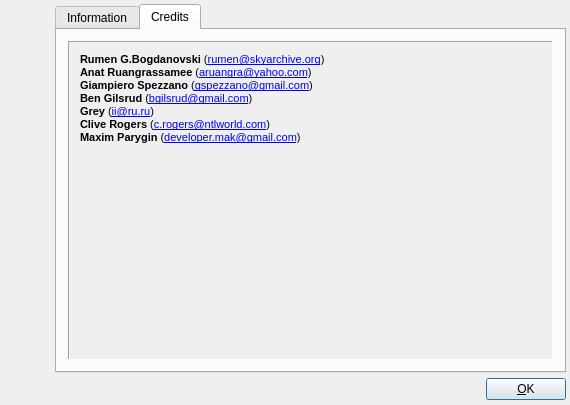
First picture: the form in lin_guider/ui/about.ui, repository rumengb/lin_guider, before the edit.
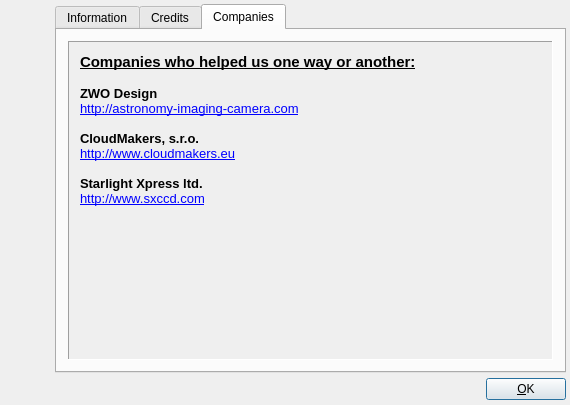
Second picture: the form after the edit. The open tabs and pages were chosen to show the change. Icons and pictures are not drawn.

Commit message: add companies in the about dalog

```diff
--- a/lin_guider/ui/about.ui
+++ b/lin_guider/ui/about.ui
@@ -125,8 +125,8 @@
            <rect>
             <x>0</x>
             <y>0</y>
-            <width>153</width>
-            <height>187</height>
+            <width>404</width>
+            <height>311</height>
            </rect>
           </property>
           <layout class="QGridLayout" name="gridLayout_4">
@@ -136,14 +136,79 @@
               <string>&lt;!DOCTYPE HTML PUBLIC &quot;-//W3C//DTD HTML 4.0//EN&quot; &quot;http://www.w3.org/TR/REC-html40/strict.dtd&quot;&gt;
 &lt;html&gt;&lt;head&gt;&lt;meta name=&quot;qrichtext&quot; content=&quot;1&quot; /&gt;&lt;style type=&quot;text/css&quot;&gt;
 p, li { white-space: pre-wrap; }
-&lt;/style&gt;&lt;/head&gt;&lt;body style=&quot; font-family:'Tahoma'; font-size:8pt; font-weight:400; font-style:normal;&quot;&gt;
-&lt;p style=&quot; margin-top:0px; margin-bottom:0px; margin-left:0px; margin-right:0px; -qt-block-indent:0; text-indent:0px;&quot;&gt;&lt;span style=&quot; font-weight:600;&quot;&gt;Rumen G.Bogdanovski&lt;/span&gt; (&lt;a href=&quot;mailto:rumen@skyarchive.org&quot;&gt;&lt;span style=&quot; text-decoration: underline; color:#0000ff;&quot;&gt;rumen@skyarchive.org&lt;/span&gt;&lt;/a&gt;)&lt;/p&gt;
-&lt;p style=&quot; margin-top:0px; margin-bottom:0px; margin-left:0px; margin-right:0px; -qt-block-indent:0; text-indent:0px;&quot;&gt;&lt;span style=&quot; font-weight:600;&quot;&gt;Anat Ruangrassamee&lt;/span&gt; (&lt;a href=&quot;mailto:aruangra@yahoo.com&quot;&gt;&lt;span style=&quot; text-decoration: underline; color:#0000ff;&quot;&gt;aruangra@yahoo.com&lt;/span&gt;&lt;/a&gt;)&lt;/p&gt;
-&lt;p style=&quot; margin-top:0px; margin-bottom:0px; margin-left:0px; margin-right:0px; -qt-block-indent:0; text-indent:0px;&quot;&gt;&lt;span style=&quot; font-weight:600;&quot;&gt;Giampiero Spezzano&lt;/span&gt; (&lt;a href=&quot;mailto:gspezzano@gmail.com&quot;&gt;&lt;span style=&quot; text-decoration: underline; color:#0000ff;&quot;&gt;gspezzano@gmail.com&lt;/span&gt;&lt;/a&gt;)&lt;/p&gt;
-&lt;p style=&quot; margin-top:0px; margin-bottom:0px; margin-left:0px; margin-right:0px; -qt-block-indent:0; text-indent:0px;&quot;&gt;&lt;span style=&quot; font-weight:600;&quot;&gt;Ben Gilsrud&lt;/span&gt; (&lt;a href=&quot;mailto:bgilsrud@gmail.com&quot;&gt;&lt;span style=&quot; text-decoration: underline; color:#0000ff;&quot;&gt;bgilsrud@gmail.com&lt;/span&gt;&lt;/a&gt;)&lt;/p&gt;
-&lt;p style=&quot; margin-top:0px; margin-bottom:0px; margin-left:0px; margin-right:0px; -qt-block-indent:0; text-indent:0px;&quot;&gt;&lt;span style=&quot; font-weight:600;&quot;&gt;Grey&lt;/span&gt; (&lt;a href=&quot;mailto:ii@ru.ru&quot;&gt;&lt;span style=&quot; text-decoration: underline; color:#0000ff;&quot;&gt;ii@ru.ru&lt;/span&gt;&lt;/a&gt;)&lt;/p&gt;
-&lt;p style=&quot; margin-top:0px; margin-bottom:0px; margin-left:0px; margin-right:0px; -qt-block-indent:0; text-indent:0px;&quot;&gt;&lt;span style=&quot; font-weight:600;&quot;&gt;Clive Rogers&lt;/span&gt; (&lt;a href=&quot;mailto:c.rogers@ntlworld.com&quot;&gt;&lt;span style=&quot; text-decoration: underline; color:#0000ff;&quot;&gt;c.rogers@ntlworld.com&lt;/span&gt;&lt;/a&gt;)&lt;/p&gt;
-&lt;p style=&quot; margin-top:0px; margin-bottom:0px; margin-left:0px; margin-right:0px; -qt-block-indent:0; text-indent:0px;&quot;&gt;&lt;span style=&quot; font-weight:600;&quot;&gt;Maxim Parygin&lt;/span&gt; (&lt;a href=&quot;mailto:developer.mak@gmail.com&quot;&gt;&lt;span style=&quot; text-decoration: underline; color:#0000ff;&quot;&gt;developer.mak@gmail.com&lt;/span&gt;&lt;/a&gt;)&lt;/p&gt;&lt;/body&gt;&lt;/html&gt;</string>
+&lt;/style&gt;&lt;/head&gt;&lt;body style=&quot; font-family:'Ubuntu'; font-size:11pt; font-weight:400; font-style:normal;&quot;&gt;
+&lt;p style=&quot; margin-top:0px; margin-bottom:0px; margin-left:0px; margin-right:0px; -qt-block-indent:0; text-indent:0px;&quot;&gt;&lt;span style=&quot; font-family:'Tahoma'; font-size:10pt; font-weight:600; text-decoration: underline;&quot;&gt;Core developers&lt;/span&gt;&lt;span style=&quot; font-family:'Tahoma'; font-size:10pt; font-weight:600;&quot;&gt;:&lt;/span&gt;&lt;/p&gt;
+&lt;p style=&quot; margin-top:0px; margin-bottom:0px; margin-left:0px; margin-right:0px; -qt-block-indent:0; text-indent:0px;&quot;&gt;&lt;span style=&quot; font-family:'Tahoma'; font-size:8pt; font-weight:600;&quot;&gt;Andew Stepanenko &lt;/span&gt;&lt;span style=&quot; font-family:'Tahoma'; font-size:8pt;&quot;&gt;(&lt;/span&gt;&lt;a href=&quot;mailto:galaxy_master@mail.ru&quot;&gt;&lt;span style=&quot; font-family:'Tahoma'; font-size:8pt; text-decoration: underline; color:#0000ff;&quot;&gt;galaxy_master@mail.ru&lt;/span&gt;&lt;/a&gt;&lt;span style=&quot; font-family:'Tahoma'; font-size:8pt;&quot;&gt;)&lt;/span&gt;&lt;/p&gt;
+&lt;p style=&quot; margin-top:0px; margin-bottom:0px; margin-left:0px; margin-right:0px; -qt-block-indent:0; text-indent:0px;&quot;&gt;&lt;span style=&quot; font-family:'Tahoma'; font-size:8pt; font-weight:600;&quot;&gt;Rumen G.Bogdanovski&lt;/span&gt;&lt;span style=&quot; font-family:'Tahoma'; font-size:8pt;&quot;&gt; (&lt;/span&gt;&lt;a href=&quot;mailto:rumen@skyarchive.org&quot;&gt;&lt;span style=&quot; font-family:'Tahoma'; font-size:8pt; text-decoration: underline; color:#0000ff;&quot;&gt;rumen@skyarchive.org&lt;/span&gt;&lt;/a&gt;&lt;span style=&quot; font-family:'Tahoma'; font-size:8pt;&quot;&gt;)&lt;/span&gt;&lt;/p&gt;
+&lt;p style=&quot;-qt-paragraph-type:empty; margin-top:0px; margin-bottom:0px; margin-left:0px; margin-right:0px; -qt-block-indent:0; text-indent:0px; font-family:'Tahoma'; font-size:8pt;&quot;&gt;&lt;br /&gt;&lt;/p&gt;
+&lt;p style=&quot; margin-top:0px; margin-bottom:0px; margin-left:0px; margin-right:0px; -qt-block-indent:0; text-indent:0px;&quot;&gt;&lt;span style=&quot; font-family:'Tahoma'; font-size:10pt; font-weight:600; text-decoration: underline;&quot;&gt;Contributors and testers:&lt;/span&gt;&lt;/p&gt;
+&lt;p style=&quot; margin-top:0px; margin-bottom:0px; margin-left:0px; margin-right:0px; -qt-block-indent:0; text-indent:0px;&quot;&gt;&lt;span style=&quot; font-family:'Tahoma'; font-size:8pt; font-weight:600;&quot;&gt;Anat Ruangrassamee&lt;/span&gt;&lt;span style=&quot; font-family:'Tahoma'; font-size:8pt;&quot;&gt; (&lt;/span&gt;&lt;a href=&quot;mailto:aruangra@yahoo.com&quot;&gt;&lt;span style=&quot; font-family:'Tahoma'; font-size:8pt; text-decoration: underline; color:#0000ff;&quot;&gt;aruangra@yahoo.com&lt;/span&gt;&lt;/a&gt;&lt;span style=&quot; font-family:'Tahoma'; font-size:8pt;&quot;&gt;)&lt;/span&gt;&lt;/p&gt;
+&lt;p style=&quot; margin-top:0px; margin-bottom:0px; margin-left:0px; margin-right:0px; -qt-block-indent:0; text-indent:0px;&quot;&gt;&lt;span style=&quot; font-family:'Tahoma'; font-size:8pt; font-weight:600;&quot;&gt;Giampiero Spezzano&lt;/span&gt;&lt;span style=&quot; font-family:'Tahoma'; font-size:8pt;&quot;&gt; (&lt;/span&gt;&lt;a href=&quot;mailto:gspezzano@gmail.com&quot;&gt;&lt;span style=&quot; font-family:'Tahoma'; font-size:8pt; text-decoration: underline; color:#0000ff;&quot;&gt;gspezzano@gmail.com&lt;/span&gt;&lt;/a&gt;&lt;span style=&quot; font-family:'Tahoma'; font-size:8pt;&quot;&gt;)&lt;/span&gt;&lt;/p&gt;
+&lt;p style=&quot; margin-top:0px; margin-bottom:0px; margin-left:0px; margin-right:0px; -qt-block-indent:0; text-indent:0px;&quot;&gt;&lt;span style=&quot; font-family:'Tahoma'; font-size:8pt; font-weight:600;&quot;&gt;Ben Gilsrud&lt;/span&gt;&lt;span style=&quot; font-family:'Tahoma'; font-size:8pt;&quot;&gt; (&lt;/span&gt;&lt;a href=&quot;mailto:bgilsrud@gmail.com&quot;&gt;&lt;span style=&quot; font-family:'Tahoma'; font-size:8pt; text-decoration: underline; color:#0000ff;&quot;&gt;bgilsrud@gmail.com&lt;/span&gt;&lt;/a&gt;&lt;span style=&quot; font-family:'Tahoma'; font-size:8pt;&quot;&gt;)&lt;/span&gt;&lt;/p&gt;
+&lt;p style=&quot; margin-top:0px; margin-bottom:0px; margin-left:0px; margin-right:0px; -qt-block-indent:0; text-indent:0px;&quot;&gt;&lt;span style=&quot; font-family:'Tahoma'; font-size:8pt; font-weight:600;&quot;&gt;Grey&lt;/span&gt;&lt;span style=&quot; font-family:'Tahoma'; font-size:8pt;&quot;&gt; (&lt;/span&gt;&lt;a href=&quot;mailto:ii@ru.ru&quot;&gt;&lt;span style=&quot; font-family:'Tahoma'; font-size:8pt; text-decoration: underline; color:#0000ff;&quot;&gt;ii@ru.ru&lt;/span&gt;&lt;/a&gt;&lt;span style=&quot; font-family:'Tahoma'; font-size:8pt;&quot;&gt;)&lt;/span&gt;&lt;/p&gt;
+&lt;p style=&quot; margin-top:0px; margin-bottom:0px; margin-left:0px; margin-right:0px; -qt-block-indent:0; text-indent:0px;&quot;&gt;&lt;span style=&quot; font-family:'Tahoma'; font-size:8pt; font-weight:600;&quot;&gt;Clive Rogers&lt;/span&gt;&lt;span style=&quot; font-family:'Tahoma'; font-size:8pt;&quot;&gt; (&lt;/span&gt;&lt;a href=&quot;mailto:c.rogers@ntlworld.com&quot;&gt;&lt;span style=&quot; font-family:'Tahoma'; font-size:8pt; text-decoration: underline; color:#0000ff;&quot;&gt;c.rogers@ntlworld.com&lt;/span&gt;&lt;/a&gt;&lt;span style=&quot; font-family:'Tahoma'; font-size:8pt;&quot;&gt;)&lt;/span&gt;&lt;/p&gt;
+&lt;p style=&quot; margin-top:0px; margin-bottom:0px; margin-left:0px; margin-right:0px; -qt-block-indent:0; text-indent:0px;&quot;&gt;&lt;span style=&quot; font-family:'Tahoma'; font-size:8pt; font-weight:600;&quot;&gt;Maxim Parygin&lt;/span&gt;&lt;span style=&quot; font-family:'Tahoma'; font-size:8pt;&quot;&gt; (&lt;/span&gt;&lt;a href=&quot;mailto:developer.mak@gmail.com&quot;&gt;&lt;span style=&quot; font-family:'Tahoma'; font-size:8pt; text-decoration: underline; color:#0000ff;&quot;&gt;developer.mak@gmail.com&lt;/span&gt;&lt;/a&gt;&lt;span style=&quot; font-family:'Tahoma'; font-size:8pt;&quot;&gt;)&lt;/span&gt;&lt;/p&gt;&lt;/body&gt;&lt;/html&gt;</string>
+             </property>
+             <property name="alignment">
+              <set>Qt::AlignLeading|Qt::AlignLeft|Qt::AlignTop</set>
+             </property>
+             <property name="wordWrap">
+              <bool>true</bool>
+             </property>
+             <property name="openExternalLinks">
+              <bool>true</bool>
+             </property>
+             <property name="textInteractionFlags">
+              <set>Qt::LinksAccessibleByMouse</set>
+             </property>
+            </widget>
+           </item>
+          </layout>
+         </widget>
+        </widget>
+       </item>
+      </layout>
+     </widget>
+     <widget class="QWidget" name="tab_Companies">
+      <attribute name="title">
+       <string>Companies</string>
+      </attribute>
+      <layout class="QGridLayout" name="gridLayout_6">
+       <item row="0" column="0">
+        <widget class="QScrollArea" name="scrollArea_Companies">
+         <property name="frameShape">
+          <enum>QFrame::Panel</enum>
+         </property>
+         <property name="widgetResizable">
+          <bool>true</bool>
+         </property>
+         <widget class="QWidget" name="scrollAreaWidgetContents_3">
+          <property name="geometry">
+           <rect>
+            <x>0</x>
+            <y>0</y>
+            <width>404</width>
+            <height>311</height>
+           </rect>
+          </property>
+          <layout class="QGridLayout" name="gridLayout_5">
+           <item row="0" column="0">
+            <widget class="QLabel" name="label_Info_3">
+             <property name="text">
+              <string>&lt;!DOCTYPE HTML PUBLIC &quot;-//W3C//DTD HTML 4.0//EN&quot; &quot;http://www.w3.org/TR/REC-html40/strict.dtd&quot;&gt;
+&lt;html&gt;&lt;head&gt;&lt;meta name=&quot;qrichtext&quot; content=&quot;1&quot; /&gt;&lt;style type=&quot;text/css&quot;&gt;
+p, li { white-space: pre-wrap; }
+&lt;/style&gt;&lt;/head&gt;&lt;body style=&quot; font-family:'Ubuntu'; font-size:11pt; font-weight:400; font-style:normal;&quot;&gt;
+&lt;p style=&quot; margin-top:0px; margin-bottom:0px; margin-left:0px; margin-right:0px; -qt-block-indent:0; text-indent:0px;&quot;&gt;&lt;span style=&quot; font-weight:600; text-decoration: underline;&quot;&gt;Companies who helped us one way or another:&lt;/span&gt;&lt;/p&gt;
+&lt;p style=&quot;-qt-paragraph-type:empty; margin-top:0px; margin-bottom:0px; margin-left:0px; margin-right:0px; -qt-block-indent:0; text-indent:0px; font-size:10pt; font-weight:600; text-decoration: underline;&quot;&gt;&lt;br /&gt;&lt;/p&gt;
+&lt;p style=&quot; margin-top:0px; margin-bottom:0px; margin-left:0px; margin-right:0px; -qt-block-indent:0; text-indent:0px;&quot;&gt;&lt;span style=&quot; font-size:10pt; font-weight:600;&quot;&gt;ZWO Design&lt;/span&gt;&lt;/p&gt;
+&lt;p style=&quot; margin-top:0px; margin-bottom:0px; margin-left:0px; margin-right:0px; -qt-block-indent:0; text-indent:0px;&quot;&gt;&lt;a href=&quot;http://astronomy-imaging-camera.com&quot;&gt;&lt;span style=&quot; font-size:10pt; text-decoration: underline; color:#0000ff;&quot;&gt;http://astronomy-imaging-camera.com&lt;/span&gt;&lt;/a&gt;&lt;/p&gt;
+&lt;p style=&quot;-qt-paragraph-type:empty; margin-top:0px; margin-bottom:0px; margin-left:0px; margin-right:0px; -qt-block-indent:0; text-indent:0px; font-size:10pt; text-decoration: underline; color:#0000ff;&quot;&gt;&lt;br /&gt;&lt;/p&gt;
+&lt;p style=&quot; margin-top:0px; margin-bottom:0px; margin-left:0px; margin-right:0px; -qt-block-indent:0; text-indent:0px;&quot;&gt;&lt;span style=&quot; font-size:10pt; font-weight:600;&quot;&gt;CloudMakers, s.r.o.&lt;/span&gt;&lt;/p&gt;
+&lt;p style=&quot; margin-top:0px; margin-bottom:0px; margin-left:0px; margin-right:0px; -qt-block-indent:0; text-indent:0px;&quot;&gt;&lt;a href=&quot;http://www.cloudmakers.eu&quot;&gt;&lt;span style=&quot; font-size:10pt; text-decoration: underline; color:#0000ff;&quot;&gt;http://www.cloudmakers.eu&lt;/span&gt;&lt;/a&gt;&lt;/p&gt;
+&lt;p style=&quot;-qt-paragraph-type:empty; margin-top:0px; margin-bottom:0px; margin-left:0px; margin-right:0px; -qt-block-indent:0; text-indent:0px; font-size:10pt;&quot;&gt;&lt;br /&gt;&lt;/p&gt;
+&lt;p style=&quot; margin-top:0px; margin-bottom:0px; margin-left:0px; margin-right:0px; -qt-block-indent:0; text-indent:0px;&quot;&gt;&lt;span style=&quot; font-size:10pt; font-weight:600;&quot;&gt;Starlight Xpress ltd.&lt;/span&gt;&lt;/p&gt;
+&lt;p style=&quot; margin-top:0px; margin-bottom:0px; margin-left:0px; margin-right:0px; -qt-block-indent:0; text-indent:0px;&quot;&gt;&lt;a href=&quot;http://www.sxccd.com&quot;&gt;&lt;span style=&quot; font-size:10pt; text-decoration: underline; color:#0000ff;&quot;&gt;http://www.sxccd.com&lt;/span&gt;&lt;/a&gt;&lt;/p&gt;&lt;/body&gt;&lt;/html&gt;</string>
              </property>
              <property name="alignment">
               <set>Qt::AlignLeading|Qt::AlignLeft|Qt::AlignTop</set>
```
Left out of the diff: 162 changed lines with no effect on the pictures. The commit also changes 3 other files.
